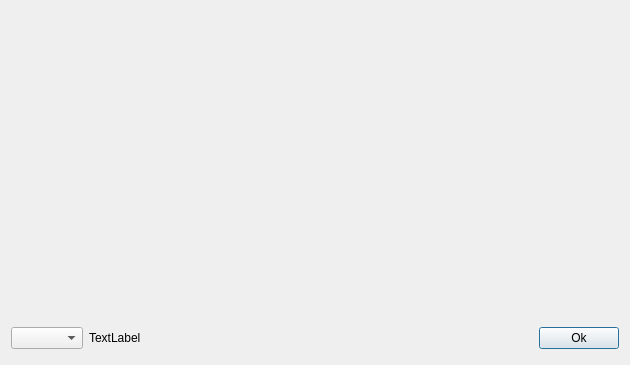
Above: sc_hardware/holoeye/holoeye.ui from ZhuangLab/storm-control before the change. Below: the same form after it.
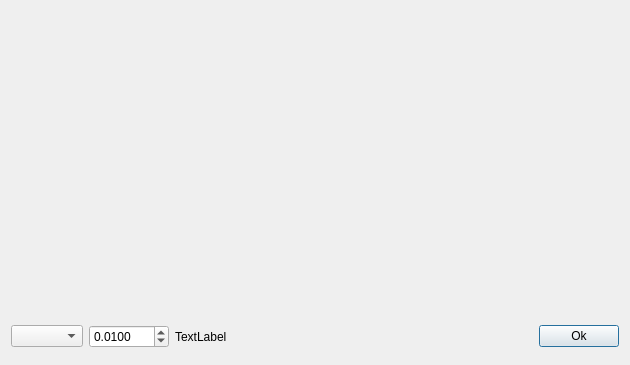
That is the form after the change. Custom widgets are drawn as their Qt base class.

Commit message: Add grating. Enable changing of period for grating and stripes.

What changed in the file:
```diff
--- a/sc_hardware/holoeye/holoeye.ui
+++ b/sc_hardware/holoeye/holoeye.ui
@@ -86,6 +86,43 @@
      <item>
       <widget class="QComboBox" name="patternComboBox"/>
      </item>
+     <item>
+      <widget class="QWidget" name="widget" native="true">
+       <property name="minimumSize">
+        <size>
+         <width>80</width>
+         <height>0</height>
+        </size>
+       </property>
+       <layout class="QHBoxLayout" name="horizontalLayout_3">
+        <property name="margin">
+         <number>0</number>
+        </property>
+        <item>
+         <widget class="QDoubleSpinBox" name="periodDoubleSpinBox">
+          <property name="minimumSize">
+           <size>
+            <width>80</width>
+            <height>0</height>
+           </size>
+          </property>
+          <property name="decimals">
+           <number>4</number>
+          </property>
+          <property name="maximum">
+           <double>2.000000000000000</double>
+          </property>
+          <property name="singleStep">
+           <double>0.001000000000000</double>
+          </property>
+          <property name="value">
+           <double>0.010000000000000</double>
+          </property>
+         </widget>
+        </item>
+       </layout>
+      </widget>
+     </item>
      <item>
       <widget class="QLabel" name="screenLabel">
        <property name="text">
```
The commit also changes 2 other files.
